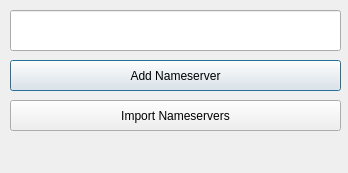
Above: AppResources/AddNameserver_Dialog.ui from HoangTranUnion/BenchmarkAndStressApp before the change. Below: the same form after it.
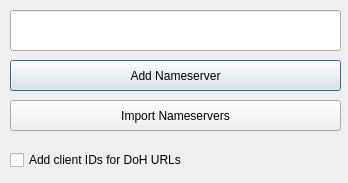
That is the form after the change.

Commit message: added option to randomize client IDs on doh urls, update to 1.2

The edit to the form file:
```diff
--- a/AppResources/AddNameserver_Dialog.ui
+++ b/AppResources/AddNameserver_Dialog.ui
@@ -7,7 +7,7 @@
     <x>0</x>
     <y>0</y>
     <width>348</width>
-    <height>173</height>
+    <height>183</height>
    </rect>
   </property>
   <property name="windowTitle">
@@ -49,6 +49,19 @@
     <string>Import Nameservers</string>
    </property>
   </widget>
+  <widget class="QCheckBox" name="checkBox">
+   <property name="geometry">
+    <rect>
+     <x>10</x>
+     <y>150</y>
+     <width>331</width>
+     <height>20</height>
+    </rect>
+   </property>
+   <property name="text">
+    <string>Add client IDs for DoH URLs</string>
+   </property>
+  </widget>
  </widget>
  <resources/>
  <connections/>
```
The commit also changes 15 other files.
